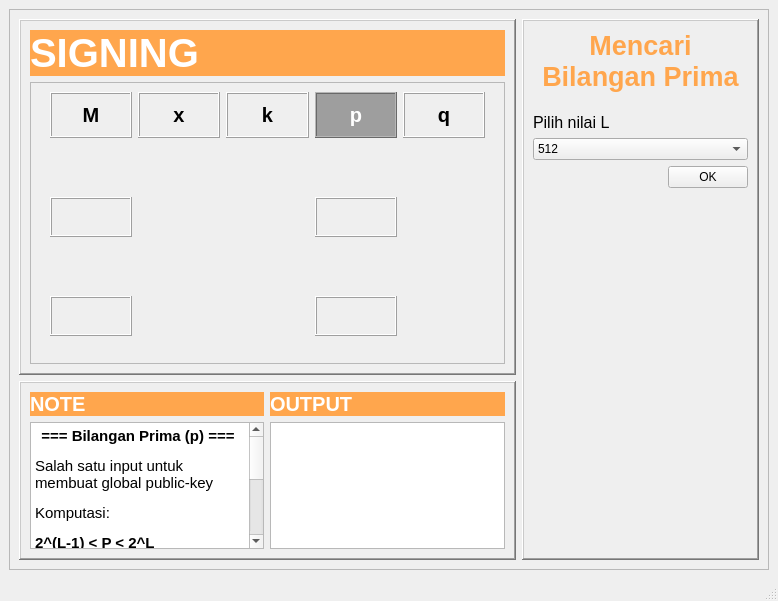
This is Kedua.ui in Rufaidah/Visualization-of-the-Digital-Signature-Process as Qt 5 draws it before an edit. The edited form follows.
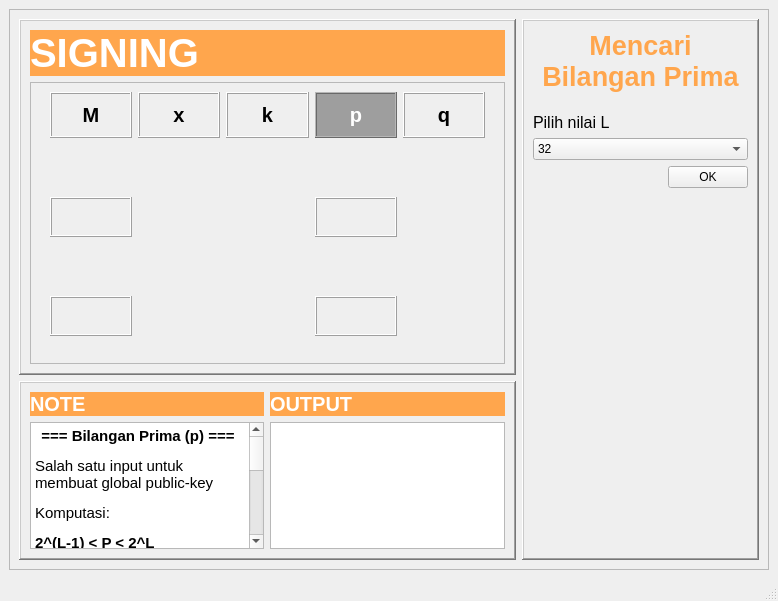
This is the edited form.

```diff
--- a/Kedua.ui
+++ b/Kedua.ui
@@ -1009,7 +1009,9 @@
 &lt;p align=&quot;center&quot; style=&quot; margin-top:12px; margin-bottom:12px; margin-left:0px; margin-right:0px; -qt-block-indent:0; text-indent:0px;&quot;&gt;&lt;span style=&quot; font-weight:600;&quot;&gt;=== L === &lt;/span&gt;&lt;/p&gt;
 &lt;p style=&quot; margin-top:12px; margin-bottom:12px; margin-left:0px; margin-right:0px; -qt-block-indent:0; text-indent:0px;&quot;&gt;Input untuk mencari bilangan prima&lt;/p&gt;
 &lt;p style=&quot; margin-top:12px; margin-bottom:12px; margin-left:0px; margin-right:0px; -qt-block-indent:0; text-indent:0px;&quot;&gt;Komputasi:&lt;span style=&quot; font-weight:600;&quot;&gt; &lt;/span&gt;&lt;/p&gt;
-&lt;p style=&quot; margin-top:12px; margin-bottom:12px; margin-left:0px; margin-right:0px; -qt-block-indent:0; text-indent:0px;&quot;&gt;&lt;span style=&quot; font-weight:600;&quot;&gt;512 &amp;lt;= L &amp;lt;= 1024 | L = Kelipatan 64 &lt;/span&gt;&lt;/p&gt;&lt;/body&gt;&lt;/html&gt;</string>
+&lt;p style=&quot; margin-top:12px; margin-bottom:12px; margin-left:0px; margin-right:0px; -qt-block-indent:0; text-indent:0px;&quot;&gt;&lt;span style=&quot; font-weight:600;&quot;&gt;512 &amp;lt;= L &amp;lt;= 1024 | L = Kelipatan 64 &lt;/span&gt;&lt;/p&gt;
+&lt;p style=&quot; margin-top:12px; margin-bottom:12px; margin-left:0px; margin-right:0px; -qt-block-indent:0; text-indent:0px;&quot;&gt;*Pada kasus ini diubah menjadi&lt;/p&gt;
+&lt;p style=&quot; margin-top:12px; margin-bottom:12px; margin-left:0px; margin-right:0px; -qt-block-indent:0; text-indent:0px;&quot;&gt;&lt;span style=&quot; font-weight:600;&quot;&gt;32 &amp;lt;= L &amp;lt;= 64 | L = Kelipatan 2&lt;/span&gt;&lt;/p&gt;&lt;/body&gt;&lt;/html&gt;</string>
                     </property>
                    </widget>
                   </item>
@@ -1116,7 +1118,7 @@
                  <widget class="QComboBox" name="box_nilaiL">
                   <item>
                    <property name="text">
-                    <string>512</string>
+                    <string>32</string>
                    </property>
                   </item>
                   <item>
```
Left out of the diff: 37 changed lines with no effect on the pictures.
